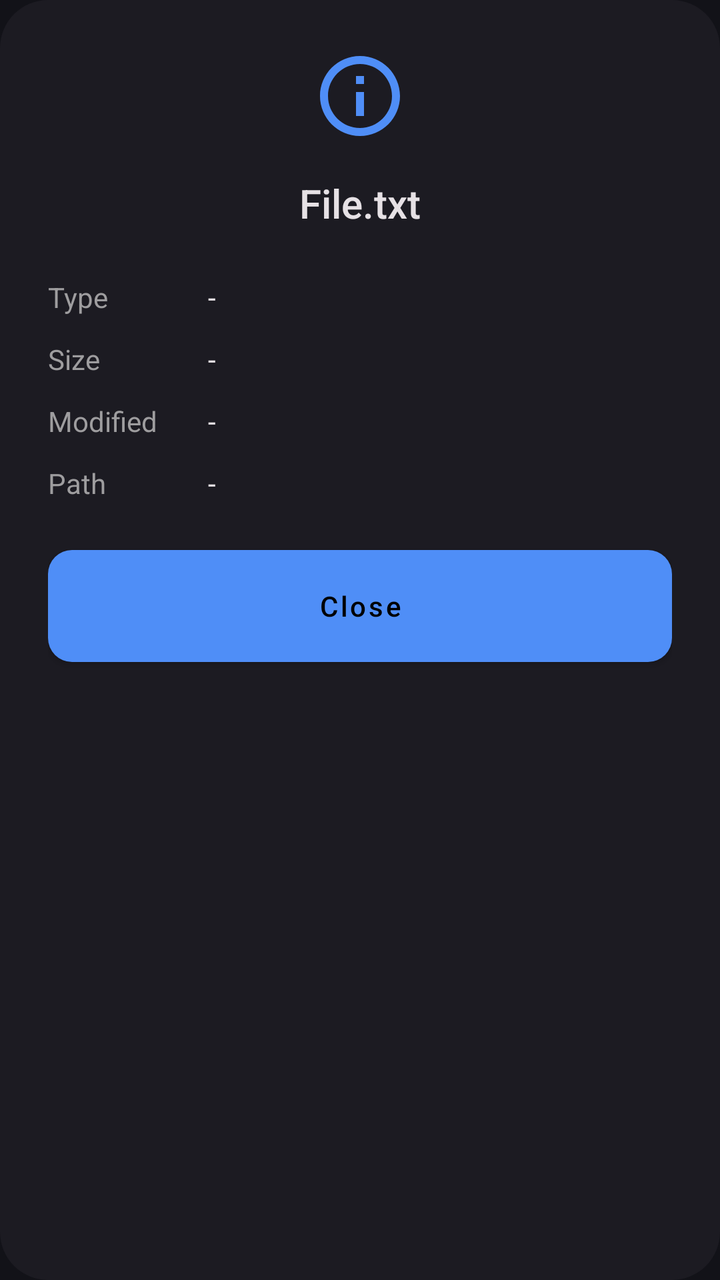
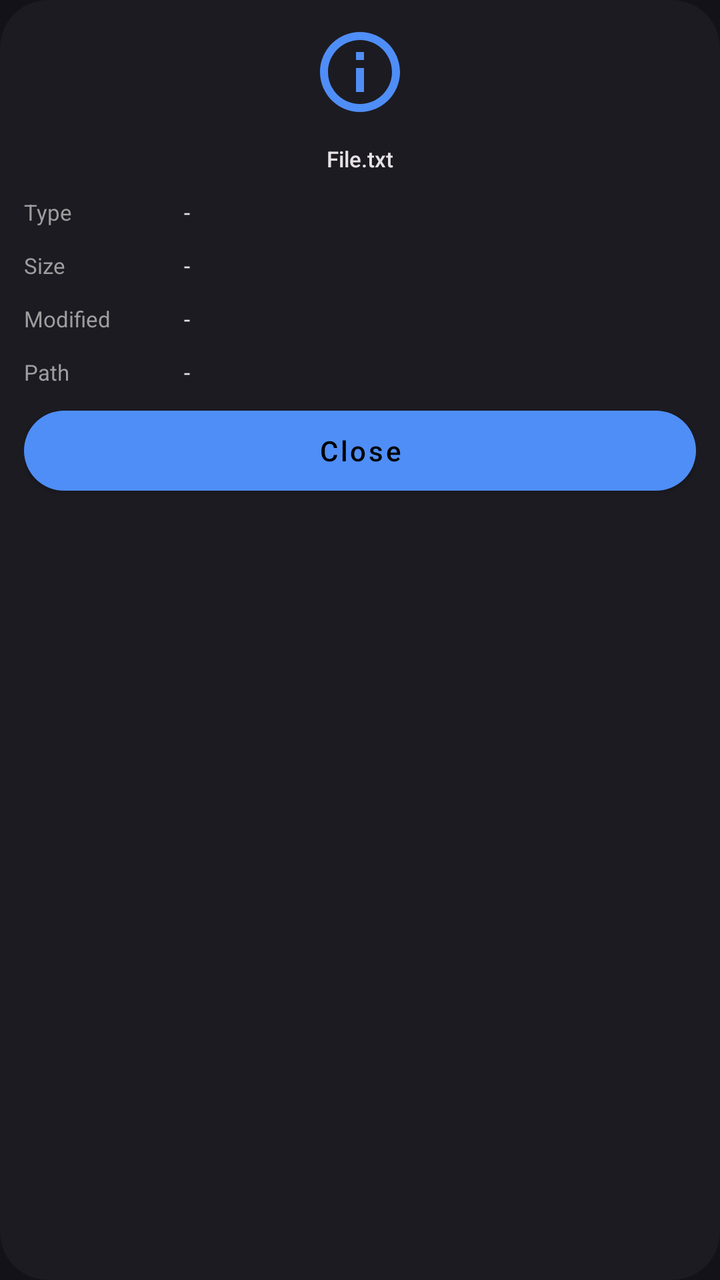

Compare the two renders of this Android layout. The source of the first and the diff that turns it into the second are given below.
<!-- AndroidManifest.xml: application theme Theme.StoreMeNative -->
<!-- res/layout/dialog_file_details.xml -->
<?xml version="1.0" encoding="utf-8"?>
<LinearLayout xmlns:android="http://schemas.android.com/apk/res/android"
    android:layout_width="match_parent"
    android:layout_height="wrap_content"
    android:orientation="vertical"
    android:background="@drawable/bg_md3_dialog"
    android:padding="24dp">

    <ImageView
        android:layout_width="48dp"
        android:layout_height="48dp"
        android:src="@drawable/ic_info"
        android:tint="@color/md3_primary"
        android:layout_gravity="center"
        android:layout_marginBottom="16dp"/>
        
    <TextView
        android:id="@+id/detailName"
        android:layout_width="match_parent"
        android:layout_height="wrap_content"
        android:text="File.txt"
        android:textSize="20sp"
        android:fontFamily="sans-serif-medium"
        android:textColor="@color/md3_text_primary"
        android:gravity="center"
        android:layout_marginBottom="24dp" />

    <LinearLayout
        android:layout_width="match_parent"
        android:layout_height="wrap_content"
        android:orientation="horizontal"
        android:layout_marginBottom="12dp">
        <TextView android:layout_width="80dp" android:layout_height="wrap_content" android:text="Type" android:textColor="@color/md3_text_secondary" android:textSize="14sp"/>
        <TextView android:id="@+id/detailType" android:layout_width="wrap_content" android:layout_height="wrap_content" android:text="-" android:textColor="@color/md3_text_primary" android:textSize="14sp"/>
    </LinearLayout>

    <LinearLayout
        android:layout_width="match_parent"
        android:layout_height="wrap_content"
        android:orientation="horizontal"
        android:layout_marginBottom="12dp">
        <TextView android:layout_width="80dp" android:layout_height="wrap_content" android:text="Size" android:textColor="@color/md3_text_secondary" android:textSize="14sp"/>
        <TextView android:id="@+id/detailSize" android:layout_width="wrap_content" android:layout_height="wrap_content" android:text="-" android:textColor="@color/md3_text_primary" android:textSize="14sp"/>
    </LinearLayout>

    <LinearLayout
        android:layout_width="match_parent"
        android:layout_height="wrap_content"
        android:orientation="horizontal"
        android:layout_marginBottom="12dp">
        <TextView android:layout_width="80dp" android:layout_height="wrap_content" android:text="Modified" android:textColor="@color/md3_text_secondary" android:textSize="14sp"/>
        <TextView android:id="@+id/detailModified" android:layout_width="wrap_content" android:layout_height="wrap_content" android:text="-" android:textColor="@color/md3_text_primary" android:textSize="14sp"/>
    </LinearLayout>

    <LinearLayout
        android:layout_width="match_parent"
        android:layout_height="wrap_content"
        android:orientation="horizontal"
        android:layout_marginBottom="24dp">
        <TextView android:layout_width="80dp" android:layout_height="wrap_content" android:text="Path" android:textColor="@color/md3_text_secondary" android:textSize="14sp"/>
        <TextView android:id="@+id/detailPath" android:layout_width="wrap_content" android:layout_height="wrap_content" android:text="-" android:textColor="@color/md3_text_primary" android:textSize="14sp"/>
    </LinearLayout>

    <Button
        android:id="@+id/btnCloseDetails"
        android:layout_width="match_parent"
        android:layout_height="56dp"
        android:background="@drawable/bg_md3_button_primary"
        android:text="Close"
        android:textColor="@color/md3_text_on_primary"
        android:textAllCaps="false"
        android:fontFamily="sans-serif-medium"/>
</LinearLayout>
<!-- resources referenced by this layout -->
<resources>
  <color name="md3_primary">#4F8EF7</color>
  <color name="md3_text_on_primary">#000000</color>
  <color name="md3_text_primary">#E6E1E5</color>
  <color name="md3_text_secondary">#9E9D9F</color>
  <!-- drawable bg_md3_button_primary (drawable) -->
  <?xml version="1.0" encoding="utf-8"?>
  <ripple xmlns:android="http://schemas.android.com/apk/res/android"
      android:color="?attr/colorControlHighlight">
      <item>
          <shape>
              <solid android:color="@color/md3_primary"/>
              <corners android:radius="12dp"/>
          </shape>
      </item>
  </ripple>
  <!-- drawable bg_md3_dialog (drawable) -->
  <?xml version="1.0" encoding="utf-8"?>
  <shape xmlns:android="http://schemas.android.com/apk/res/android">
      <solid android:color="@color/md3_surface"/>
      <corners android:radius="24dp"/>
  </shape>
  <!-- drawable ic_info (drawable) -->
  <vector xmlns:android="http://schemas.android.com/apk/res/android"
      android:width="24dp"
      android:height="24dp"
      android:viewportWidth="24"
      android:viewportHeight="24">
    <path
        android:fillColor="#000000"
        android:pathData="M11,17h2v-6h-2v6zM12,2C6.48,2 2,6.48 2,12s4.48,10 10,10 10,-4.48 10,-10S17.52,2 12,2zM12,20c-4.41,0 -8,-3.59 -8,-8s3.59,-8 8,-8 8,3.59 8,8 -3.59,8 -8,8zM11,9h2V7h-2v2z"/>
  </vector>
  <style name="Theme.StoreMeNative" parent="Theme.MaterialComponents.DayNight.NoActionBar">
          <item name="android:windowBackground">@color/md3_bg</item>
          <item name="android:statusBarColor">@color/md3_bg</item>
          <item name="android:windowLightStatusBar">false</item>
          <item name="colorPrimary">@color/md3_primary</item>
          <item name="colorAccent">@color/md3_primary</item>
          
          
          <item name="colorControlHighlight">#33FFFFFF</item>
      </style>
  <color name="md3_surface">#1C1B22</color>
  <color name="md3_bg">#121218</color>
</resources>

<!-- the commit's change to res/layout/dialog_file_details.xml (unified diff, before → after) -->
@@ -1,10 +1,10 @@
 <?xml version="1.0" encoding="utf-8"?>
 <LinearLayout xmlns:android="http://schemas.android.com/apk/res/android"
-    android:layout_width="match_parent"
-    android:layout_height="wrap_content"
-    android:orientation="vertical"
-    android:background="@drawable/bg_md3_dialog"
-    android:padding="24dp">
+        android:layout_width="match_parent"
+        android:layout_height="wrap_content"
+        android:orientation="vertical"
+        android:background="@drawable/bg_md3_dialog"
+        android:padding="12dp">
 
     <ImageView
         android:layout_width="48dp"
@@ -12,26 +12,37 @@
         android:src="@drawable/ic_info"
         android:tint="@color/md3_primary"
         android:layout_gravity="center"
-        android:layout_marginBottom="16dp"/>
+        android:layout_marginBottom="12dp"/>
         
     <TextView
         android:id="@+id/detailName"
         android:layout_width="match_parent"
         android:layout_height="wrap_content"
         android:text="File.txt"
-        android:textSize="20sp"
+        android:textSize="11sp"
         android:fontFamily="sans-serif-medium"
         android:textColor="@color/md3_text_primary"
         android:gravity="center"
-        android:layout_marginBottom="24dp" />
+        android:layout_marginBottom="12dp"/>
 
     <LinearLayout
         android:layout_width="match_parent"
         android:layout_height="wrap_content"
         android:orientation="horizontal"
         android:layout_marginBottom="12dp">
-        <TextView android:layout_width="80dp" android:layout_height="wrap_content" android:text="Type" android:textColor="@color/md3_text_secondary" android:textSize="14sp"/>
-        <TextView android:id="@+id/detailType" android:layout_width="wrap_content" android:layout_height="wrap_content" android:text="-" android:textColor="@color/md3_text_primary" android:textSize="14sp"/>
+        <TextView
+        android:layout_width="80dp"
+        android:layout_height="wrap_content"
+        android:text="Type"
+        android:textColor="@color/md3_text_secondary"
+        android:textSize="11sp"/>
+        <TextView
+        android:id="@+id/detailType"
+        android:layout_width="wrap_content"
+        android:layout_height="wrap_content"
+        android:text="-"
+        android:textColor="@color/md3_text_primary"
+        android:textSize="11sp"/>
     </LinearLayout>
 
     <LinearLayout
@@ -39,8 +50,19 @@
         android:layout_height="wrap_content"
         android:orientation="horizontal"
         android:layout_marginBottom="12dp">
-        <TextView android:layout_width="80dp" android:layout_height="wrap_content" android:text="Size" android:textColor="@color/md3_text_secondary" android:textSize="14sp"/>
-        <TextView android:id="@+id/detailSize" android:layout_width="wrap_content" android:layout_height="wrap_content" android:text="-" android:textColor="@color/md3_text_primary" android:textSize="14sp"/>
+        <TextView
+        android:layout_width="80dp"
+        android:layout_height="wrap_content"
+        android:text="Size"
+        android:textColor="@color/md3_text_secondary"
+        android:textSize="11sp"/>
+        <TextView
+        android:id="@+id/detailSize"
+        android:layout_width="wrap_content"
+        android:layout_height="wrap_content"
+        android:text="-"
+        android:textColor="@color/md3_text_primary"
+        android:textSize="11sp"/>
     </LinearLayout>
 
     <LinearLayout
@@ -48,26 +70,49 @@
         android:layout_height="wrap_content"
         android:orientation="horizontal"
         android:layout_marginBottom="12dp">
-        <TextView android:layout_width="80dp" android:layout_height="wrap_content" android:text="Modified" android:textColor="@color/md3_text_secondary" android:textSize="14sp"/>
-        <TextView android:id="@+id/detailModified" android:layout_width="wrap_content" android:layout_height="wrap_content" android:text="-" android:textColor="@color/md3_text_primary" android:textSize="14sp"/>
+        <TextView
+        android:layout_width="80dp"
+        android:layout_height="wrap_content"
+        android:text="Modified"
+        android:textColor="@color/md3_text_secondary"
+        android:textSize="11sp"/>
+        <TextView
+        android:id="@+id/detailModified"
+        android:layout_width="wrap_content"
+        android:layout_height="wrap_content"
+        android:text="-"
+        android:textColor="@color/md3_text_primary"
+        android:textSize="11sp"/>
     </LinearLayout>
 
     <LinearLayout
         android:layout_width="match_parent"
         android:layout_height="wrap_content"
         android:orientation="horizontal"
-        android:layout_marginBottom="24dp">
-        <TextView android:layout_width="80dp" android:layout_height="wrap_content" android:text="Path" android:textColor="@color/md3_text_secondary" android:textSize="14sp"/>
-        <TextView android:id="@+id/detailPath" android:layout_width="wrap_content" android:layout_height="wrap_content" android:text="-" android:textColor="@color/md3_text_primary" android:textSize="14sp"/>
+        android:layout_marginBottom="12dp">
+        <TextView
+        android:layout_width="80dp"
+        android:layout_height="wrap_content"
+        android:text="Path"
+        android:textColor="@color/md3_text_secondary"
+        android:textSize="11sp"/>
+        <TextView
+        android:id="@+id/detailPath"
+        android:layout_width="wrap_content"
+        android:layout_height="wrap_content"
+        android:text="-"
+        android:textColor="@color/md3_text_primary"
+        android:textSize="11sp"/>
     </LinearLayout>
 
     <Button
+        android:background="@drawable/bg_md3_button"
+        android:textColor="#000000"
+        android:textAllCaps="false"
+        android:textSize="14sp"
         android:id="@+id/btnCloseDetails"
         android:layout_width="match_parent"
-        android:layout_height="56dp"
-        android:background="@drawable/bg_md3_button_primary"
+        android:layout_height="40dp"
         android:text="Close"
-        android:textColor="@color/md3_text_on_primary"
-        android:textAllCaps="false"
         android:fontFamily="sans-serif-medium"/>
 </LinearLayout>
<!-- resource entries referenced after the edit -->
@@ -1,20 +1,14 @@
 <!-- resources referenced by this layout -->
 <resources>
   <color name="md3_primary">#4F8EF7</color>
-  <color name="md3_text_on_primary">#000000</color>
   <color name="md3_text_primary">#E6E1E5</color>
   <color name="md3_text_secondary">#9E9D9F</color>
-  <!-- drawable bg_md3_button_primary (drawable) -->
+  <!-- drawable bg_md3_button (drawable) -->
   <?xml version="1.0" encoding="utf-8"?>
-  <ripple xmlns:android="http://schemas.android.com/apk/res/android"
-      android:color="?attr/colorControlHighlight">
-      <item>
-          <shape>
-              <solid android:color="@color/md3_primary"/>
-              <corners android:radius="12dp"/>
-          </shape>
-      </item>
-  </ripple>
+  <shape xmlns:android="http://schemas.android.com/apk/res/android" android:shape="rectangle">
+      <solid android:color="@color/md3_primary" />
+      <corners android:radius="20dp" />
+  </shape>
   <!-- drawable bg_md3_dialog (drawable) -->
   <?xml version="1.0" encoding="utf-8"?>
   <shape xmlns:android="http://schemas.android.com/apk/res/android">
